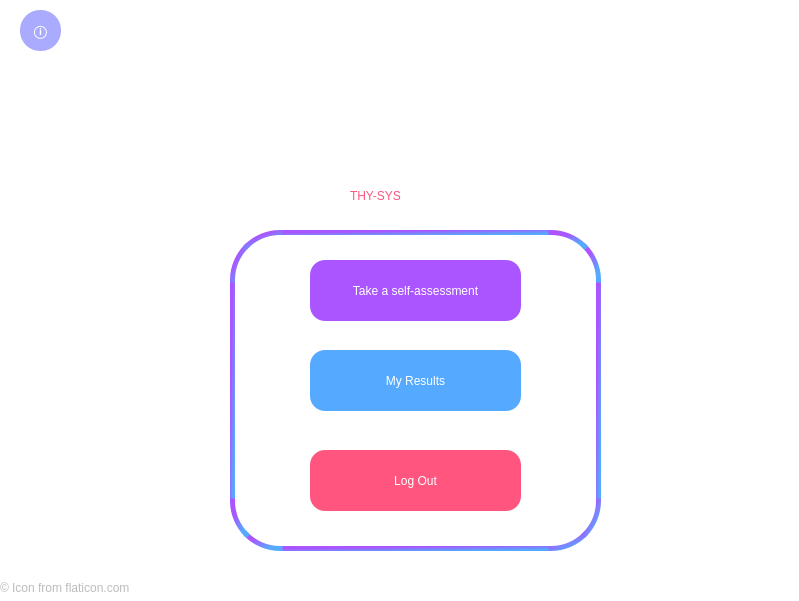
The window that thysys_homepage.ui (EuphoriaForever/thysys) describes before a commit, drawn with Qt 5.
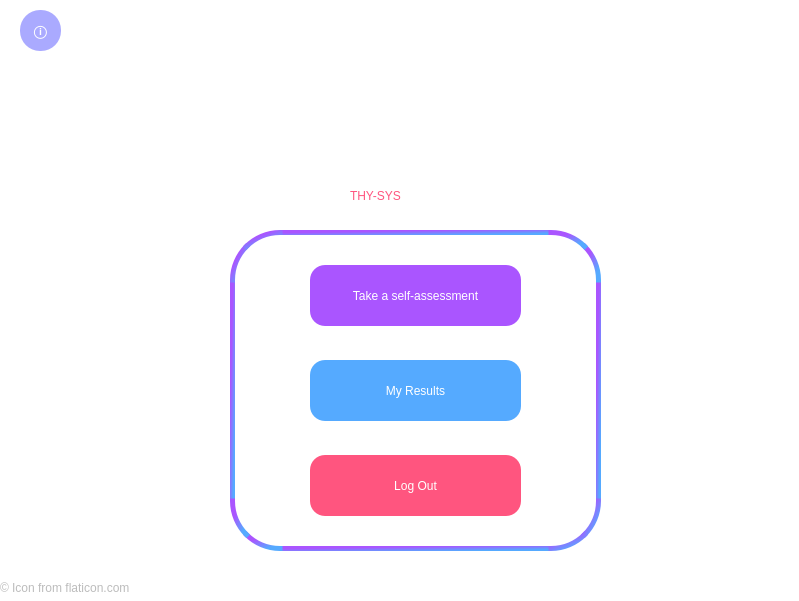
The same window after the commit. Icons and pictures are not drawn.

```diff
--- a/thysys_homepage.ui
+++ b/thysys_homepage.ui
@@ -20,7 +20,7 @@
    <property name="geometry">
     <rect>
      <x>310</x>
-     <y>350</y>
+     <y>360</y>
      <width>211</width>
      <height>61</height>
     </rect>
@@ -58,7 +58,7 @@
    <property name="geometry">
     <rect>
      <x>310</x>
-     <y>260</y>
+     <y>265</y>
      <width>211</width>
      <height>61</height>
     </rect>
@@ -95,7 +95,7 @@
    <property name="geometry">
     <rect>
      <x>310</x>
-     <y>450</y>
+     <y>455</y>
      <width>211</width>
      <height>61</height>
     </rect>
```
